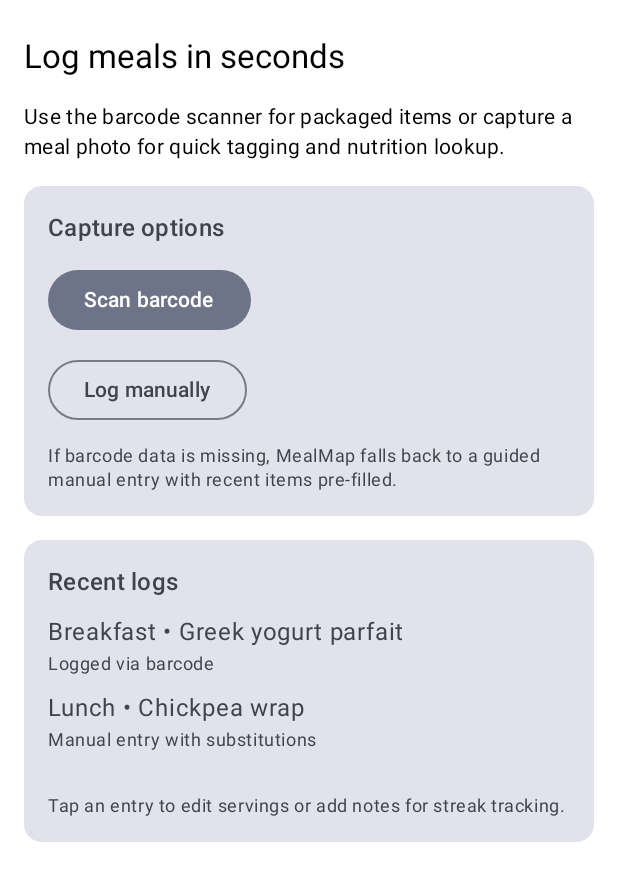
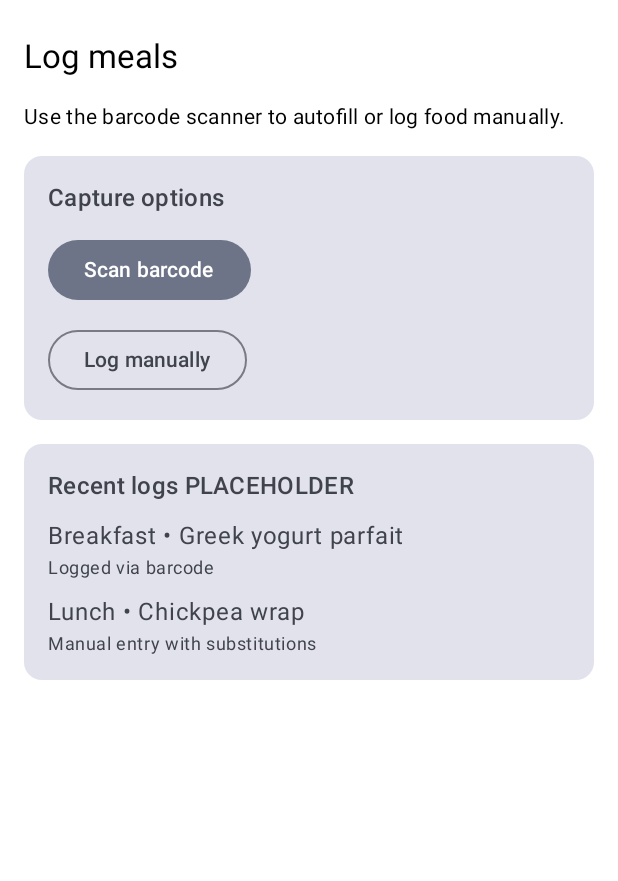
Before and after one commit to jonahr4/CS501-FinalProject, an Android app built with Jetpack Compose: the @Preview function FoodLogScreenPreview, on a phone screen of 412 x 824 dp. Shown: the top 881 px of the screen. Run offline under Robolectric (Android 15) with nearby library versions, the phone set to English and light mode, and no system bars.

```diff
--- a/app/src/main/java/com/example/cs501_mealmapproject/ui/foodlog/FoodLogScreen.kt
+++ b/app/src/main/java/com/example/cs501_mealmapproject/ui/foodlog/FoodLogScreen.kt
@@ -34,6 +34,8 @@ fun FoodLogScreen(
     )
 }
 
+// Composable function for foodLogging. Currently using placeholder info
+// TODO: Implement Food Logging Functionality
 @Composable
 private fun FoodLogContent(
     modifier: Modifier = Modifier,
@@ -46,11 +48,11 @@ private fun FoodLogContent(
         verticalArrangement = Arrangement.spacedBy(16.dp)
     ) {
         Text(
-            text = "Log meals in seconds",
+            text = "Log meals",
             style = MaterialTheme.typography.titleLarge
         )
         Text(
-            text = "Use the barcode scanner for packaged items or capture a meal photo for quick tagging and nutrition lookup.",
+            text = "Use the barcode scanner to autofill or log food manually.",
             style = MaterialTheme.typography.bodyMedium
         )
         Card(
@@ -74,10 +76,6 @@ private fun FoodLogContent(
                 OutlinedButton(onClick = { }) {
                     Text("Log manually")
                 }
-                Text(
-                    text = "If barcode data is missing, MealMap falls back to a guided manual entry with recent items pre-filled.",
-                    style = MaterialTheme.typography.bodySmall
-                )
             }
         }
         Card(
@@ -92,7 +90,7 @@ private fun FoodLogContent(
                 verticalArrangement = Arrangement.spacedBy(12.dp)
             ) {
                 Text(
-                    text = "Recent logs",
+                    text = "Recent logs PLACEHOLDER",
                     style = MaterialTheme.typography.titleMedium
                 )
                 recentLogs.forEach { entry ->
@@ -107,11 +105,6 @@ private fun FoodLogContent(
                         )
                     }
                 }
-                Spacer(modifier = Modifier.height(4.dp))
-                Text(
-                    text = "Tap an entry to edit servings or add notes for streak tracking.",
-                    style = MaterialTheme.typography.bodySmall
-                )
             }
         }
     }
--- a/app/src/main/java/com/example/cs501_mealmapproject/ui/model/AppUser.kt
+++ b/app/src/main/java/com/example/cs501_mealmapproject/ui/model/AppUser.kt
@@ -1,5 +1,8 @@
 package com.example.cs501_mealmapproject.ui.model
 
+
+// Class to store data about the user logged in
+// TODO: Implement user data to udate when user is logged in.
 data class AppUser(
     val id: String,
     val displayName: String,
--- a/app/src/main/java/com/example/cs501_mealmapproject/ui/onboarding/OnboardingScreen.kt
+++ b/app/src/main/java/com/example/cs501_mealmapproject/ui/onboarding/OnboardingScreen.kt
@@ -26,6 +26,8 @@ import androidx.compose.ui.tooling.preview.Preview
 import androidx.compose.ui.unit.dp
 import com.example.cs501_mealmapproject.ui.theme.CS501MealMapProjectTheme
 
+// This function is composable for oboarding
+// TODO: Implement onboarding so Values inputted get saved to user
 @OptIn(ExperimentalLayoutApi::class)
 @Composable
 fun OnboardingScreen(
@@ -60,6 +62,10 @@ fun OnboardingScreen(
         Text(
             text = "Welcome to MealMap",
             style = MaterialTheme.typography.headlineMedium
+        )
+        Text(
+            text = "This is currently a placeholer for the onboarding screen",
+            style = MaterialTheme.typography.bodyMedium
         )
         Text(
             text = "Personalize your plan to generate smarter recommendations and accurate nutrition targets.",
--- a/app/src/main/java/com/example/cs501_mealmapproject/ui/recipes/RecipeDiscoveryRepository.kt
+++ b/app/src/main/java/com/example/cs501_mealmapproject/ui/recipes/RecipeDiscoveryRepository.kt
@@ -11,6 +11,7 @@ import java.net.URL
 import java.net.URLEncoder
 import java.nio.charset.StandardCharsets
 
+//Implementation of using themealDB API
 class RecipeDiscoveryRepository(
     private val dispatcher: CoroutineDispatcher = Dispatchers.IO
 ) {
--- a/app/src/main/java/com/example/cs501_mealmapproject/ui/recipes/RecipeDiscoveryViewModel.kt
+++ b/app/src/main/java/com/example/cs501_mealmapproject/ui/recipes/RecipeDiscoveryViewModel.kt
@@ -31,6 +31,7 @@ class RecipeDiscoveryViewModel(
         fetchRecipes(sanitizedQuery)
     }
 
+    // Searches for recipes using API
     private fun fetchRecipes(query: String) {
         viewModelScope.launch {
             _uiState.update { it.copy(isLoading = true, errorMessage = null, query = query) }
```
Also changed, not shown: app/src/main/java/com/example/cs501_mealmapproject/ui/auth/SignInScreen.kt (+3 -6 lines), app/src/main/java/com/example/cs501_mealmapproject/ui/dashboard/NutritionDashboardScreen.kt (+6 -4 lines), app/src/main/java/com/example/cs501_mealmapproject/ui/mealplan/MealPlanScreen.kt (+5 -3 lines), app/src/main/java/com/example/cs501_mealmapproject/ui/recipes/RecipeDiscoveryScreen.kt (+0 -33 lines), app/src/main/java/com/example/cs501_mealmapproject/ui/shopping/ShoppingListScreen.kt (+7 -1 lines).
